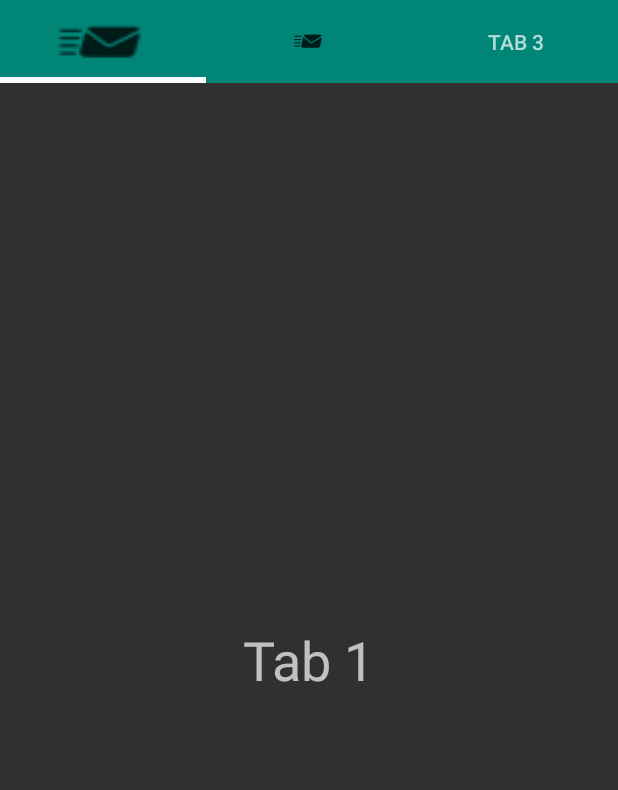
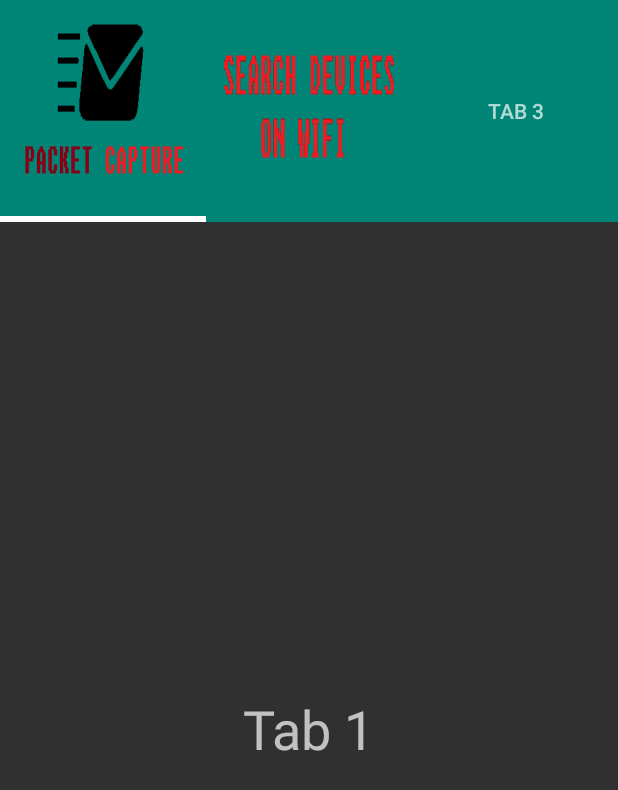
Before and after one commit to chungheon/FYPPacketSniffer, an Android app: the screen it shows after launch (MainActivity), on a phone screen of 412 x 824 dp. Shown: the top 790 px of the screen. Run offline under Robolectric (Android 15) with nearby library versions, the phone set to English and light mode, and no system bars.

Commit message:
TabView Design
Design of each tab view

```diff
--- a/FYPPacketSniffer/app/src/main/java/fyp/com/packetsniffer/MainActivity.java
+++ b/FYPPacketSniffer/app/src/main/java/fyp/com/packetsniffer/MainActivity.java
@@ -17,6 +17,10 @@ public class MainActivity extends AppCompatActivity {
     protected void onCreate(Bundle savedInstanceState) {
         super.onCreate(savedInstanceState);
         setContentView(R.layout.activity_main);
+        initView();
+    }
+
+    private void initView(){
         viewPager = (ViewPager) findViewById(R.id.viewPager);
         tabLayout = (TabLayout) findViewById(R.id.tabLayout);
         adapter = new TabAdapter(getSupportFragmentManager());
@@ -25,9 +29,11 @@ public class MainActivity extends AppCompatActivity {
         adapter.addFragment(new Tab1Fragment(), "Tab 3");
         viewPager.setAdapter(adapter);
         tabLayout.setupWithViewPager(viewPager);
-        tabLayout.getTabAt(1).setIcon(R.drawable.packet_capture);
         View view1 = getLayoutInflater().inflate(R.layout.tab_one, null);
-        view1.findViewById(R.id.icon).setBackgroundResource(R.drawable.packet_capture);
+        view1.findViewById(R.id.icon).setBackgroundResource(R.drawable.packet1);
         tabLayout.getTabAt(0).setCustomView(view1);
+        View view2 = getLayoutInflater().inflate(R.layout.tab_one, null);
+        view2.findViewById(R.id.icon).setBackgroundResource(R.drawable.packet2);
+        tabLayout.getTabAt(1).setCustomView(view2);
     }
 }
--- a/FYPPacketSniffer/app/src/main/res/layout/tab_one.xml
+++ b/FYPPacketSniffer/app/src/main/res/layout/tab_one.xml
@@ -6,8 +6,9 @@
 
     <ImageView
         android:id="@+id/icon"
-        android:layout_width="70dp"
-        android:layout_height="55dp"
+        android:layout_width="match_parent"
+        android:layout_height="match_parent"
         android:layout_gravity="center_horizontal"
         android:scaleType="fitCenter" />
+
 </LinearLayout>
--- a/FYPPacketSniffer/app/src/main/res/values/styles.xml
+++ b/FYPPacketSniffer/app/src/main/res/values/styles.xml
@@ -7,8 +7,6 @@
 
     <style name="MyToolbarTheme"
         parent="@style/Theme.AppCompat.NoActionBar">
-        <item name="windowNoTitle">true</item>
-        <item name="android:windowNoTitle">true</item>
     </style>
 
 </resources>
```
Also changed, not shown: FYPPacketSniffer/app/src/main/res/drawable-hdpi/packet_capture.png (deleted), FYPPacketSniffer/app/src/main/res/drawable-mdpi/packet_capture.png (deleted), FYPPacketSniffer/app/src/main/res/drawable-xhdpi/packet_capture.png (deleted), FYPPacketSniffer/app/src/main/res/drawable-xxhdpi/packet_capture.png (deleted), FYPPacketSniffer/app/src/main/res/drawable-xxxhdpi/packet_capture.png (deleted), FYPPacketSniffer/app/src/main/res/drawable/packet1.png (added), FYPPacketSniffer/app/src/main/res/drawable/packet2.png (added).
